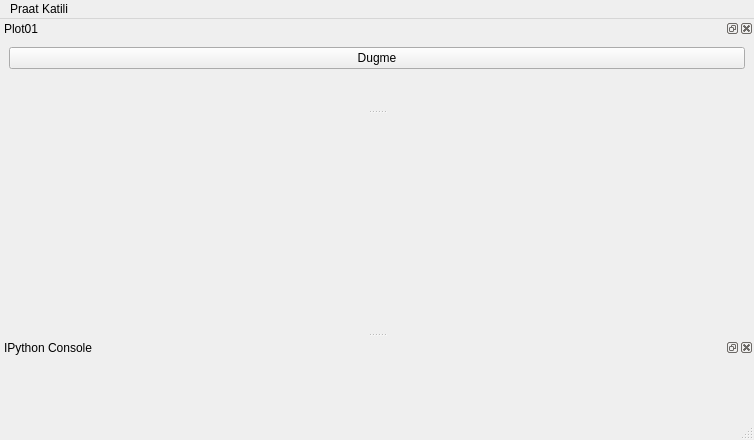
First picture: the form in res/mainwindow.ui, repository keryil/PraatKatili, before the edit.
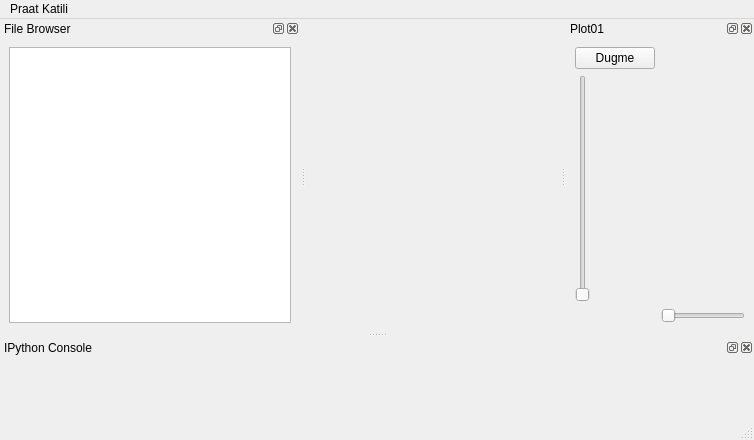
Second picture: the form after the edit. Custom widgets are drawn as their Qt base class.

Commit message: Added a file browser and scale sliders (sliders do not do anything yet).

```diff
--- a/res/mainwindow.ui
+++ b/res/mainwindow.ui
@@ -35,10 +35,16 @@
   </widget>
   <widget class="QStatusBar" name="statusbar"/>
   <widget class="QDockWidget" name="plotDock1">
+   <property name="sizePolicy">
+    <sizepolicy hsizetype="Expanding" vsizetype="Preferred">
+     <horstretch>0</horstretch>
+     <verstretch>0</verstretch>
+    </sizepolicy>
+   </property>
    <property name="minimumSize">
     <size>
-     <width>98</width>
-     <height>90</height>
+     <width>127</width>
+     <height>153</height>
     </size>
    </property>
    <property name="baseSize">
@@ -51,20 +57,40 @@
     <string>Plot01</string>
    </property>
    <attribute name="dockWidgetArea">
-    <number>4</number>
+    <number>2</number>
    </attribute>
    <widget class="QWidget" name="dockWidgetContents">
-    <layout class="QVBoxLayout" name="verticalLayout">
-     <item>
+    <property name="sizePolicy">
+     <sizepolicy hsizetype="Preferred" vsizetype="Expanding">
+      <horstretch>0</horstretch>
+      <verstretch>0</verstretch>
+     </sizepolicy>
+    </property>
+    <layout class="QGridLayout" name="gridLayout">
+     <item row="0" column="0">
       <widget class="QPushButton" name="pushButton">
        <property name="text">
         <string>Dugme</string>
        </property>
       </widget>
      </item>
-     <item>
+     <item row="3" column="0">
+      <widget class="QSlider" name="sliderZoomY">
+       <property name="orientation">
+        <enum>Qt::Vertical</enum>
+       </property>
+      </widget>
+     </item>
+     <item row="3" column="1">
       <widget class="PlotCanvas" name="plotCanvas" native="true"/>
      </item>
+     <item row="4" column="1">
+      <widget class="QSlider" name="sliderZoomX">
+       <property name="orientation">
+        <enum>Qt::Horizontal</enum>
+       </property>
+      </widget>
+     </item>
     </layout>
    </widget>
   </widget>
@@ -105,6 +131,49 @@
     </layout>
    </widget>
   </widget>
+  <widget class="QDockWidget" name="fileDock">
+   <property name="sizePolicy">
+    <sizepolicy hsizetype="Expanding" vsizetype="Preferred">
+     <horstretch>0</horstretch>
+     <verstretch>0</verstretch>
+    </sizepolicy>
+   </property>
+   <property name="minimumSize">
+    <size>
+     <width>300</width>
+     <height>125</height>
+    </size>
+   </property>
+   <property name="maximumSize">
+    <size>
+     <width>524287</width>
+     <height>524287</height>
+    </size>
+   </property>
+   <property name="features">
+    <set>QDockWidget::AllDockWidgetFeatures</set>
+   </property>
+   <property name="windowTitle">
+    <string>File Browser</string>
+   </property>
+   <attribute name="dockWidgetArea">
+    <number>1</number>
+   </attribute>
+   <widget class="QWidget" name="dockWidgetContents_3">
+    <layout class="QHBoxLayout" name="horizontalLayout">
+     <item>
+      <widget class="QTreeView" name="treeView">
+       <property name="sizePolicy">
+        <sizepolicy hsizetype="Expanding" vsizetype="Expanding">
+         <horstretch>0</horstretch>
+         <verstretch>0</verstretch>
+        </sizepolicy>
+       </property>
+      </widget>
+     </item>
+    </layout>
+   </widget>
+  </widget>
  </widget>
  <customwidgets>
   <customwidget>
```
Left out of the diff: 5 changed lines with no effect on the pictures. The commit also changes 1 other file.
